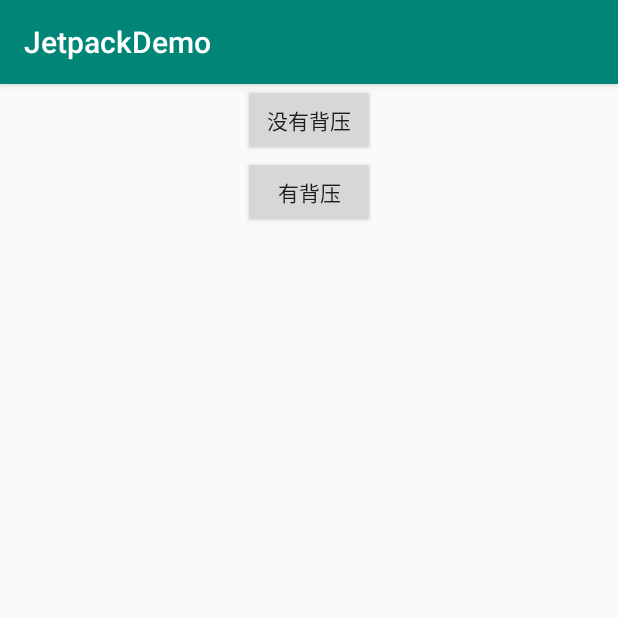
After one commit to RommelLiang/JetpackDemo, an Android app: the BackPressureActivity screen opened directly, with no data from a screen before it, on a phone screen of 412 x 824 dp, the top half of it. The commit adds this screen. Run offline under Robolectric (Android 15) with nearby library versions, the phone set to English and light mode, and no system bars; our stand-ins replace RxJava; 1 statement that could not run was skipped.

Commit message:
feat：添加背压代码

```diff
--- a/app/src/main/AndroidManifest.xml
+++ b/app/src/main/AndroidManifest.xml
@@ -11,7 +11,8 @@
         android:roundIcon="@mipmap/ic_launcher_round"
         android:supportsRtl="true"
         android:theme="@style/AppTheme">
-        <activity android:name=".LiveData.LifecycleActivity"></activity>
+        <activity android:name=".rxjava.BackPressureActivity"></activity>
+        <activity android:name=".LiveData.LifecycleActivity"/>
         <activity android:name="com.ramesses.webView.WebViewActivity"/>
         <activity android:name=".LiveData.LiveDataActivity"/>
         <activity android:name="com.ramesses.MainActivity">
--- /dev/null
+++ b/app/src/main/java/com/ramesses/jetpackdemo/rxjava/BackPressureActivity.java
@@ -0,0 +1,119 @@
+/*
+ * Copyright (c) KYE 2019, All Rights Reserved
+ */
+
+package com.ramesses.jetpackdemo.rxjava;
+
+import android.os.Bundle;
+import android.support.v7.app.AppCompatActivity;
+import android.util.Log;
+
+import com.ramesses.jetpackdemo.R;
+
+import org.reactivestreams.Subscriber;
+import org.reactivestreams.Subscription;
+
+import io.reactivex.BackpressureStrategy;
+import io.reactivex.Flowable;
+import io.reactivex.FlowableEmitter;
+import io.reactivex.FlowableOnSubscribe;
+import io.reactivex.Observer;
+import io.reactivex.android.schedulers.AndroidSchedulers;
+import io.reactivex.disposables.Disposable;
+import io.reactivex.schedulers.Schedulers;
+
+public class BackPressureActivity extends AppCompatActivity {
+
+    @Override
+    protected void onCreate(Bundle savedInstanceState) {
+
+        super.onCreate(savedInstanceState);
+        setContentView(R.layout.activity_backpressure);
+        Observer<Integer> observer = new Observer<Integer>() {
+
+            @Override
+            public void onSubscribe(Disposable d) {
+
+            }
+
+            @Override
+            public void onNext(Integer integer) {
+
+                try {
+                    Thread.sleep(1000);
+                } catch (InterruptedException e) {
+                    e.printStackTrace();
+                }
+                Log.e("无背压监听到了onNext", String.valueOf(integer));
+            }
+
+            @Override
+            public void onError(Throwable e) {
+
+                Log.w("无背压监听到了onError", e);
+            }
+
+            @Override
+            public void onComplete() {
+
+            }
+        };
+        Subscriber<Integer> subscriber = new Subscriber<Integer>() {
+
+            @Override
+            public void onSubscribe(Subscription s) {
+
+            }
+
+            @Override
+            public void onNext(Integer integer) {
+/*
+                try {
+                    Thread.sleep(10);
+                } catch (InterruptedException e) {
+                    e.printStackTrace();
+                }*/
+                Log.e("有背压监听到了onNext", String.valueOf(integer));
+            }
+
+            @Override
+            public void onError(Throwable t) {
+
+                Log.w("有背压监听到了onError", t);
+            }
+
+            @Override
+            public void onComplete() {
+
+            }
+        };
+        Flowable
+                .create(new FlowableOnSubscribe<Integer>() {
+
+                    @Override
+                    public void subscribe(FlowableEmitter<Integer> emitter) throws Exception {
+
+                        for (int i = 0; ; i++) {
+                            emitter.onNext(i);
+                        }
+                    }
+                }, BackpressureStrategy.LATEST)
+                .observeOn(Schedulers.newThread())
+                .subscribeOn(Schedulers.newThread())
+                .subscribe(subscriber);
+      /*  Observable
+                .create(new ObservableOnSubscribe<Integer>() {
+
+                    @Override
+                    public void subscribe(ObservableEmitter<Integer> emitter) throws Exception {
+
+                        for (int i = 0; ; i++) {
+                            emitter.onNext(i);
+                        }
+                    }
+                })
+                .observeOn(Schedulers.newThread())
+                .subscribeOn(AndroidSchedulers.mainThread())
+                .subscribe(observer);*/
+    }
+}
--- /dev/null
+++ b/app/src/main/res/layout/activity_backpressure.xml
@@ -0,0 +1,32 @@
+<?xml version="1.0" encoding="utf-8"?>
+<!--
+  ~ Copyright (c) KYE 2019, All Rights Reserved
+  -->
+
+<android.support.constraint.ConstraintLayout xmlns:android="http://schemas.android.com/apk/res/android"
+    xmlns:app="http://schemas.android.com/apk/res-auto"
+    xmlns:tools="http://schemas.android.com/tools"
+    android:layout_height="match_parent"
+    android:layout_width="match_parent"
+    tools:context=".rxjava.BackPressureActivity"
+    >
+    <Button
+        android:text="没有背压"
+        android:id="@+id/no_back"
+        android:layout_width="wrap_content"
+        android:layout_height="wrap_content"
+        app:layout_constraintLeft_toLeftOf="parent"
+        app:layout_constraintRight_toRightOf="parent"
+        app:layout_constraintTop_toTopOf="parent"
+        />
+
+    <Button
+        android:text="有背压"
+        android:id="@+id/with_back"
+        android:layout_width="wrap_content"
+        android:layout_height="wrap_content"
+        app:layout_constraintLeft_toLeftOf="parent"
+        app:layout_constraintRight_toRightOf="parent"
+        app:layout_constraintTop_toBottomOf="@id/no_back"
+        />
+</android.support.constraint.ConstraintLayout>
--- a/build.gradle
+++ b/build.gradle
@@ -7,7 +7,7 @@ buildscript {
 
     }
     dependencies {
-        classpath 'com.android.tools.build:gradle:3.5.0'
+        classpath 'com.android.tools.build:gradle:3.4.1'
 
         // NOTE: Do not place your application dependencies here; they belong
         // in the individual module build.gradle files
```
Also changed, not shown: app/src/main/java/com/ramesses/MainActivity.java (+8 -0 lines), app/src/main/res/layout/activity_main.xml (+9 -0 lines).
